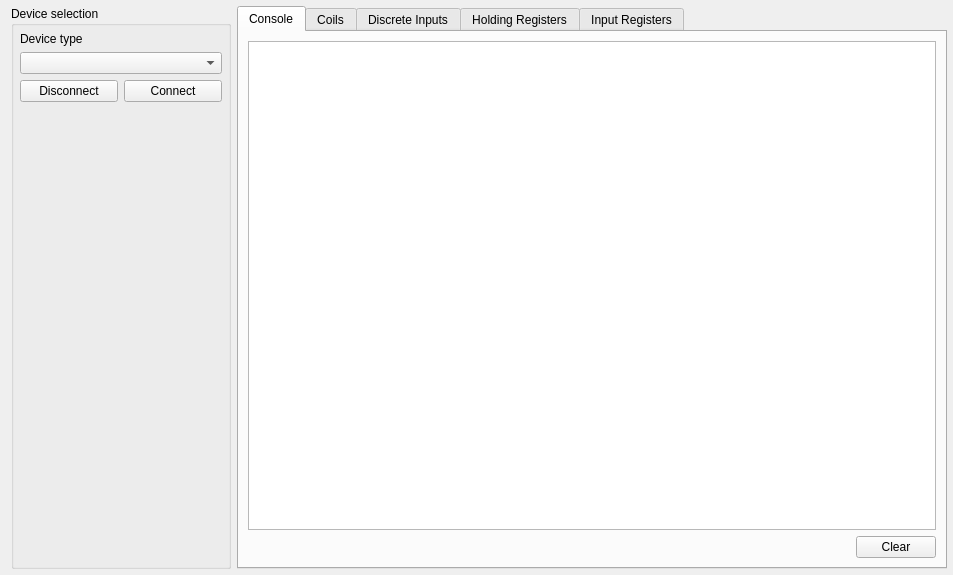
Before: the Qt Designer form src/modbus/SAKModbusDebugPage.ui in x-tools-author/x-tools, drawn with Qt 5.
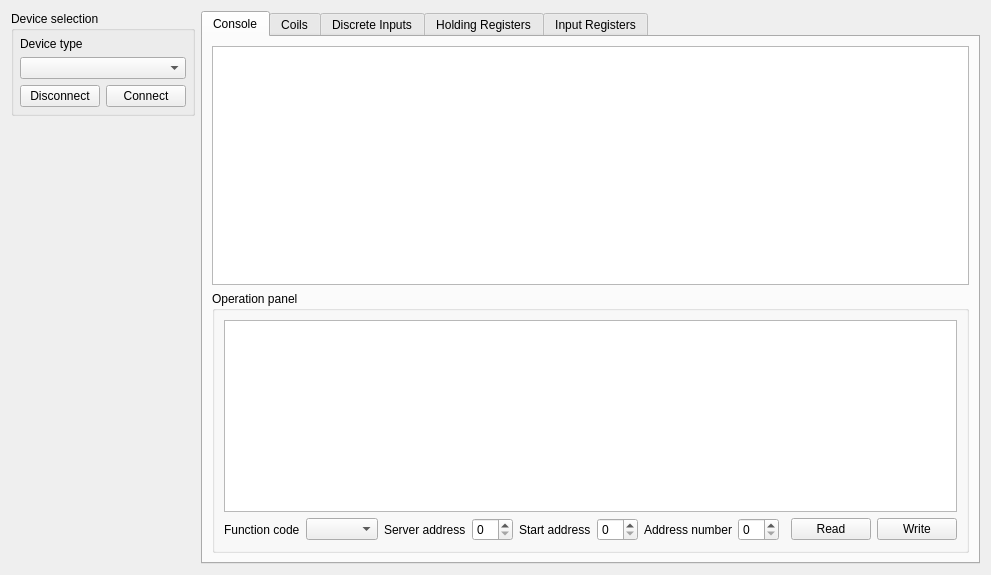
After: the same form once the commit is applied.

Commit message: chore: update modbus ui

Patch:
```diff
--- a/src/modbus/SAKModbusDebugPage.ui
+++ b/src/modbus/SAKModbusDebugPage.ui
@@ -19,17 +19,79 @@
   <property name="windowTitle">
    <string notr="true">Form</string>
   </property>
-  <layout class="QGridLayout" name="gridLayout">
-   <property name="topMargin">
-    <number>6</number>
-   </property>
-   <property name="rightMargin">
-    <number>6</number>
-   </property>
-   <property name="bottomMargin">
-    <number>6</number>
-   </property>
-   <item row="0" column="1">
+  <layout class="QGridLayout" name="gridLayout_2">
+   <item row="2" column="0">
+    <spacer name="verticalSpacer">
+     <property name="orientation">
+      <enum>Qt::Vertical</enum>
+     </property>
+     <property name="sizeHint" stdset="0">
+      <size>
+       <width>20</width>
+       <height>40</height>
+      </size>
+     </property>
+    </spacer>
+   </item>
+   <item row="0" column="0">
+    <widget class="QGroupBox" name="groupBox">
+     <property name="title">
+      <string>Device selection</string>
+     </property>
+     <layout class="QGridLayout" name="gridLayout_3">
+      <property name="leftMargin">
+       <number>6</number>
+      </property>
+      <property name="topMargin">
+       <number>6</number>
+      </property>
+      <property name="rightMargin">
+       <number>6</number>
+      </property>
+      <property name="bottomMargin">
+       <number>6</number>
+      </property>
+      <item row="2" column="0">
+       <widget class="QPushButton" name="disconnectionPushButton">
+        <property name="text">
+         <string>Disconnect</string>
+        </property>
+       </widget>
+      </item>
+      <item row="2" column="1">
+       <widget class="QPushButton" name="connectionPushButton">
+        <property name="text">
+         <string>Connect</string>
+        </property>
+       </widget>
+      </item>
+      <item row="1" column="0" colspan="2">
+       <widget class="QComboBox" name="deviceTypeComboBox">
+        <property name="sizePolicy">
+         <sizepolicy hsizetype="Ignored" vsizetype="Fixed">
+          <horstretch>0</horstretch>
+          <verstretch>0</verstretch>
+         </sizepolicy>
+        </property>
+       </widget>
+      </item>
+      <item row="0" column="0" colspan="2">
+       <widget class="QLabel" name="label">
+        <property name="sizePolicy">
+         <sizepolicy hsizetype="Preferred" vsizetype="Preferred">
+          <horstretch>0</horstretch>
+          <verstretch>0</verstretch>
+         </sizepolicy>
+        </property>
+        <property name="text">
+         <string>Device type</string>
+        </property>
+       </widget>
+      </item>
+     </layout>
+    </widget>
+   </item>
+   <item row="0" column="1" rowspan="3">
     <widget class="QTabWidget" name="tabWidget">
      <property name="sizePolicy">
       <sizepolicy hsizetype="Expanding" vsizetype="Expanding">
@@ -44,44 +106,92 @@
       <attribute name="title">
        <string>Console</string>
       </attribute>
-      <layout class="QVBoxLayout" name="verticalLayout">
-       <item>
+      <layout class="QGridLayout" name="gridLayout">
+       <item row="0" column="0">
         <widget class="QTextBrowser" name="textBrowser"/>
        </item>
-       <item>
-        <widget class="QWidget" name="widget_2" native="true">
-         <layout class="QHBoxLayout" name="horizontalLayout">
-          <property name="leftMargin">
-           <number>0</number>
-          </property>
-          <property name="topMargin">
-           <number>0</number>
-          </property>
-          <property name="rightMargin">
-           <number>0</number>
-          </property>
-          <property name="bottomMargin">
-           <number>0</number>
-          </property>
-          <item>
+       <item row="1" column="0">
+        <widget class="QGroupBox" name="groupBox_3">
+         <property name="title">
+          <string>Operation panel</string>
+         </property>
+         <layout class="QGridLayout" name="gridLayout_4">
+          <item row="6" column="0">
+           <widget class="QLabel" name="label_2">
+            <property name="text">
+             <string>Function code</string>
+            </property>
+           </widget>
+          </item>
+          <item row="6" column="4">
+           <widget class="QLabel" name="label_4">
+            <property name="text">
+             <string>Start address</string>
+            </property>
+           </widget>
+          </item>
+          <item row="6" column="6">
+           <widget class="QLabel" name="label_5">
+            <property name="text">
+             <string>Address number</string>
+            </property>
+           </widget>
+          </item>
+          <item row="6" column="7">
+           <widget class="QSpinBox" name="registerNumberSpinBox"/>
+          </item>
+          <item row="6" column="9">
+           <widget class="QPushButton" name="sendReadRequestPushButton">
+            <property name="text">
+             <string>Read</string>
+            </property>
+           </widget>
+          </item>
+          <item row="6" column="5">
+           <widget class="QSpinBox" name="startAddressSpinBox"/>
+          </item>
+          <item row="6" column="3">
+           <widget class="QSpinBox" name="serverAddressSpinBox"/>
+          </item>
+          <item row="6" column="10">
+           <widget class="QPushButton" name="sendWriteRequestPushButton">
+            <property name="text">
+             <string>Write</string>
+            </property>
+           </widget>
+          </item>
+          <item row="6" column="1">
+           <widget class="QComboBox" name="functionCodeComboBox">
+            <property name="sizePolicy">
+             <sizepolicy hsizetype="Preferred" vsizetype="Fixed">
+              <horstretch>0</horstretch>
+              <verstretch>0</verstretch>
+             </sizepolicy>
+            </property>
+           </widget>
+          </item>
+          <item row="6" column="2">
+           <widget class="QLabel" name="label_3">
+            <property name="text">
+             <string>Server address</string>
+            </property>
+           </widget>
+          </item>
+          <item row="6" column="8">
            <spacer name="horizontalSpacer">
             <property name="orientation">
              <enum>Qt::Horizontal</enum>
             </property>
             <property name="sizeHint" stdset="0">
              <size>
-              <width>40</width>
+              <width>51</width>
               <height>20</height>
              </size>
             </property>
            </spacer>
           </item>
-          <item>
-           <widget class="QPushButton" name="pushButton">
-            <property name="text">
-             <string>Clear</string>
-            </property>
-           </widget>
+          <item row="0" column="0" rowspan="6" colspan="11">
+           <widget class="QTableView" name="tableView"/>
           </item>
          </layout>
         </widget>
@@ -113,126 +223,14 @@
      </widget>
     </widget>
    </item>
-   <item row="0" column="0">
-    <widget class="QScrollArea" name="scrollArea_2">
+   <item row="1" column="0">
+    <widget class="QWidget" name="deviceControllerWidget" native="true">
      <property name="sizePolicy">
-      <sizepolicy hsizetype="Preferred" vsizetype="Expanding">
+      <sizepolicy hsizetype="Preferred" vsizetype="Preferred">
        <horstretch>0</horstretch>
        <verstretch>0</verstretch>
       </sizepolicy>
      </property>
-     <property name="minimumSize">
-      <size>
-       <width>220</width>
-       <height>0</height>
-      </size>
-     </property>
-     <property name="styleSheet">
-      <string notr="true">QScrollArea {
-	border:none
-}</string>
-     </property>
-     <property name="widgetResizable">
-      <bool>true</bool>
-     </property>
-     <widget class="QWidget" name="scrollAreaWidgetContents_2">
-      <property name="geometry">
-       <rect>
-        <x>0</x>
-        <y>0</y>
-        <width>220</width>
-        <height>563</height>
-       </rect>
-      </property>
-      <property name="sizePolicy">
-       <sizepolicy hsizetype="Preferred" vsizetype="Preferred">
-        <horstretch>0</horstretch>
-        <verstretch>0</verstretch>
-       </sizepolicy>
-      </property>
-      <layout class="QVBoxLayout" name="verticalLayout_2">
-       <property name="leftMargin">
-        <number>0</number>
-       </property>
-       <property name="topMargin">
-        <number>0</number>
-       </property>
-       <property name="rightMargin">
-        <number>0</number>
-       </property>
-       <property name="bottomMargin">
-        <number>0</number>
-       </property>
-       <item>
-        <widget class="QGroupBox" name="groupBox">
-         <property name="title">
-          <string>Device selection</string>
-         </property>
-         <layout class="QGridLayout" name="gridLayout_3">
-          <property name="leftMargin">
-           <number>6</number>
-          </property>
-          <property name="topMargin">
-           <number>6</number>
-          </property>
-          <property name="rightMargin">
-           <number>6</number>
-          </property>
-          <property name="bottomMargin">
-           <number>6</number>
-          </property>
-          <item row="1" column="0" colspan="2">
-           <widget class="QComboBox" name="deviceTypeComboBox">
-            <property name="sizePolicy">
-             <sizepolicy hsizetype="Ignored" vsizetype="Fixed">
-              <horstretch>0</horstretch>
-              <verstretch>0</verstretch>
-             </sizepolicy>
-            </property>
-           </widget>
-          </item>
-          <item row="2" column="0">
-           <widget class="QPushButton" name="disconnectionPushButton">
-            <property name="text">
-             <string>Disconnect</string>
-            </property>
-           </widget>
-          </item>
-          <item row="2" column="1">
-           <widget class="QPushButton" name="connectionPushButton">
-            <property name="text">
-             <string>Connect</string>
-            </property>
-           </widget>
-          </item>
-          <item row="0" column="0" colspan="2">
-           <widget class="QLabel" name="label">
-            <property name="sizePolicy">
-             <sizepolicy hsizetype="Preferred" vsizetype="Preferred">
-              <horstretch>0</horstretch>
-              <verstretch>0</verstretch>
-             </sizepolicy>
-            </property>
-            <property name="text">
-             <string>Device type</string>
-            </property>
-           </widget>
-          </item>
-          <item row="3" column="0" colspan="2">
-           <widget class="QWidget" name="deviceControllerWidget" native="true">
-            <property name="sizePolicy">
-             <sizepolicy hsizetype="Preferred" vsizetype="Expanding">
-              <horstretch>0</horstretch>
-              <verstretch>0</verstretch>
-             </sizepolicy>
-            </property>
-           </widget>
-          </item>
-         </layout>
-        </widget>
-       </item>
-      </layout>
-     </widget>
     </widget>
    </item>
   </layout>
```
Left out of the diff: 19 changed lines with no effect on the pictures.
